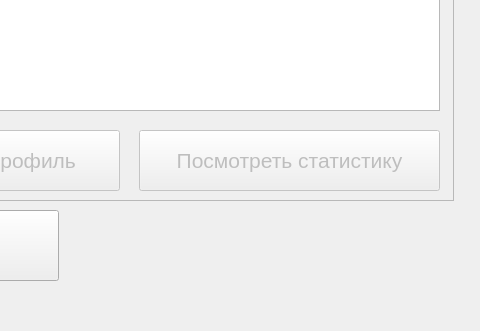
The window that mainwindow.ui (ahahaharu/CourseWork_Game) describes before a commit, drawn with Qt 5; both pictures show x 800 to 1280 and y 419 to 750 of the 1280 by 750 pixel window.
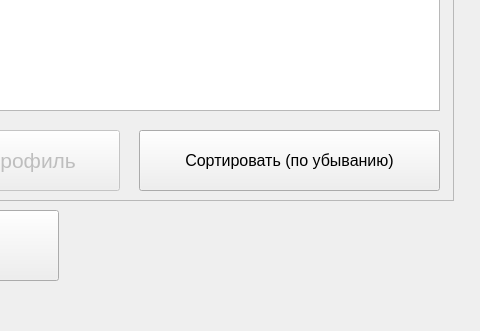
The same window after the commit. The open tabs and pages were chosen to show the change.

The edit to the form file:
```diff
--- a/mainwindow.ui
+++ b/mainwindow.ui
@@ -505,7 +505,7 @@
           </widget>
           <widget class="QPushButton" name="stats_button">
            <property name="enabled">
-            <bool>false</bool>
+            <bool>true</bool>
            </property>
            <property name="geometry">
             <rect>
@@ -517,11 +517,11 @@
            </property>
            <property name="font">
             <font>
-             <pointsize>16</pointsize>
+             <pointsize>12</pointsize>
             </font>
            </property>
            <property name="text">
-            <string>Посмотреть статистику</string>
+            <string>Сортировать (по убыванию)</string>
            </property>
           </widget>
           <widget class="QTableWidget" name="profilesTable">
```
Left out of the diff: 7 changed lines with no effect on the pictures.
